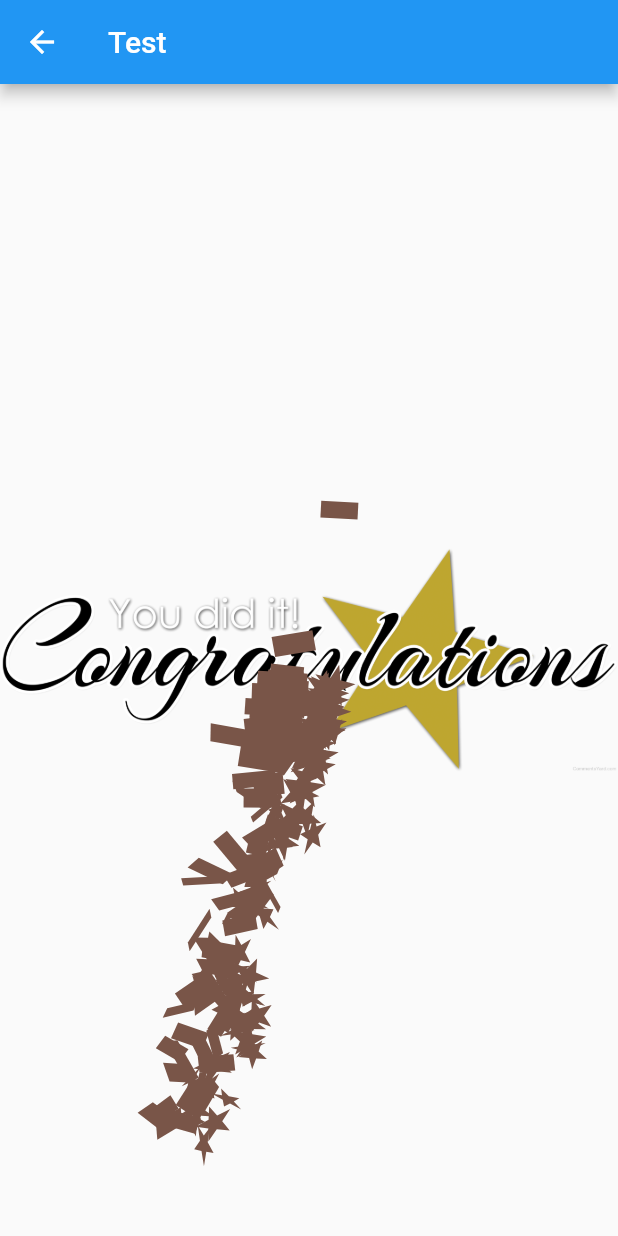
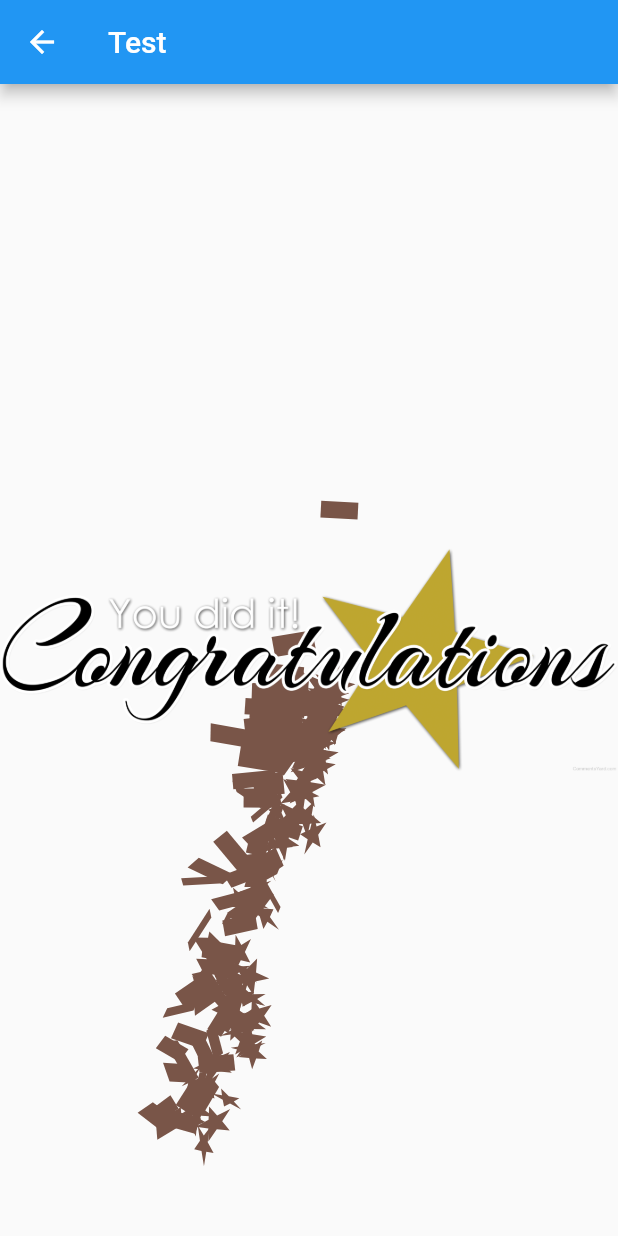
Before and after one commit to nguyenquy4397/animated_container, a Flutter app: the screen it shows after launch, after a tap on the "card giftcard" icon, on a phone screen of 412 x 824 dp. Run offline on Flutter 3.47's test engine with Material 2 defaults, Android fonts, the phone set to English and light mode, and no system bars.

Commit message:
wrap confetti effect in widget

```diff
--- a/example/lib/main.dart
+++ b/example/lib/main.dart
@@ -1,5 +1,3 @@
-import 'dart:math';
-
 import 'package:animated_container/confetti.dart';
 import 'package:flutter/material.dart';
 
@@ -67,21 +65,10 @@ class _MyHomePageState extends State<MyHomePage> {
                 color: Colors.redAccent,
               ),
             ),
-            Stack(
-              alignment: Alignment.center,
-              children: [
-                Image.asset('assets/congratulation.png'),
-                ConfettiWidget(
-                  confettiController: _controllerCenter,
-                  blastDirectionality: BlastDirectionality.explosive,
-                  blastDirection: -pi / 2,
-                  maxBlastForce: 120,
-                  minBlastForce: 10,
-                  numberOfParticles: 100,
-                  gravity: 0.3,
-                  createParticlePaths: const [ConfettiUtils.drawStar],
-                ),
-              ],
+            ConfettiWidget(
+              child: Image.asset('assets/congratulation.png'),
+              confettiController: _controllerCenter,
+              isBackground: true,
             ),
           ],
         ),
--- a/lib/confetti.dart
+++ b/lib/confetti.dart
@@ -1,6 +1,7 @@
 library confetti;
 
 export 'src/confetti.dart';
+export 'src/confetti_widget.dart';
 export 'src/enums/blast_directionality.dart';
 export 'src/enums/confetti_controller_state.dart';
 export 'src/utils.dart';
--- a/lib/src/confetti.dart
+++ b/lib/src/confetti.dart
@@ -6,8 +6,8 @@ import 'package:flutter/material.dart';
 import 'enums/blast_directionality.dart';
 import 'enums/confetti_controller_state.dart';
 
-class ConfettiWidget extends StatefulWidget {
-  const ConfettiWidget({
+class ConfettiEffect extends StatefulWidget {
+  const ConfettiEffect({
     Key? key,
     required this.confettiController,
     this.emissionFrequency = 0.02,
@@ -128,10 +128,10 @@ class ConfettiWidget extends StatefulWidget {
   final Widget? child;
 
   @override
-  _ConfettiWidgetState createState() => _ConfettiWidgetState();
+  _ConfettiEffectState createState() => _ConfettiEffectState();
 }
 
-class _ConfettiWidgetState extends State<ConfettiWidget>
+class _ConfettiEffectState extends State<ConfettiEffect>
     with SingleTickerProviderStateMixin {
   final GlobalKey _particleSystemKey = GlobalKey();
 
--- /dev/null
+++ b/lib/src/confetti_widget.dart
@@ -0,0 +1,55 @@
+import 'dart:math';
+
+import 'package:animated_container/confetti.dart';
+import 'package:flutter/material.dart';
+
+/// This widget is a widget with confetti effect behind or front of child
+/// widget and effect align in center
+/// can control with controller
+class ConfettiWidget extends StatefulWidget {
+  const ConfettiWidget(
+      {Key? key,
+      required this.child,
+      required this.confettiController,
+      this.isBackground = false})
+      : super(key: key);
+  final Widget child;
+  final ConfettiController confettiController;
+
+  /// if true, confetti go to behind of child
+  /// if false, confetti go to front of child
+  /// default is false
+  final bool isBackground;
+  @override
+  _ConfettiWidgetState createState() => _ConfettiWidgetState();
+}
+
+class _ConfettiWidgetState extends State<ConfettiWidget> {
+  @override
+  Widget build(BuildContext context) {
+    return Stack(
+      children: [
+        if (!widget.isBackground)
+          Align(
+            child: widget.child,
+            alignment: Alignment.center,
+          ),
+        ConfettiEffect(
+          confettiController: widget.confettiController,
+          blastDirectionality: BlastDirectionality.explosive,
+          blastDirection: -pi / 2,
+          maxBlastForce: 120,
+          minBlastForce: 10,
+          numberOfParticles: 100,
+          gravity: 0.3,
+          createParticlePaths: const [ConfettiUtils.drawStar],
+        ),
+        if (widget.isBackground)
+          Align(
+            child: widget.child,
+            alignment: Alignment.center,
+          ),
+      ],
+    );
+  }
+}
```
